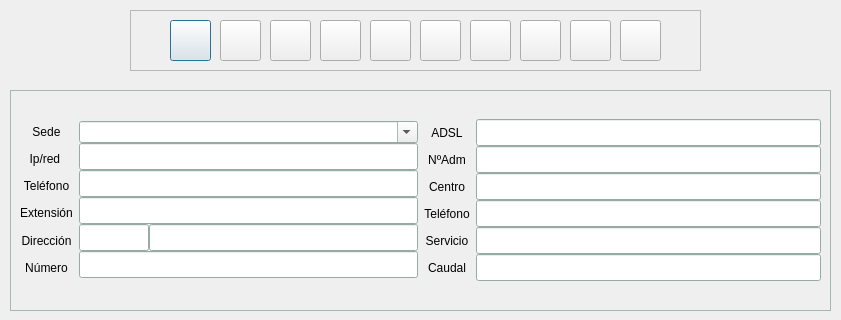
Qt form soporte/soporte.ui (grxdipgra/GrxMenu) before a commit; both pictures show x 0 to 841 and y 0 to 320 of the 841 by 804 pixel window.
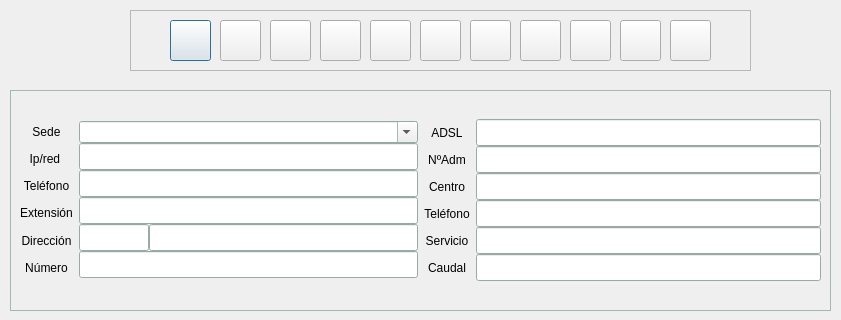
The same form after that commit. Icons and pictures are not drawn.

Commit message: añadido linphone

Diff of the .ui file:
```diff
--- a/soporte/soporte.ui
+++ b/soporte/soporte.ui
@@ -410,25 +410,12 @@
     </item>
    </layout>
   </widget>
-  <widget class="QLabel" name="Estado">
-   <property name="geometry">
-    <rect>
-     <x>740</x>
-     <y>20</y>
-     <width>41</width>
-     <height>41</height>
-    </rect>
-   </property>
-   <property name="text">
-    <string/>
-   </property>
-  </widget>
   <widget class="QFrame" name="frame_2">
    <property name="geometry">
     <rect>
      <x>130</x>
      <y>10</y>
-     <width>571</width>
+     <width>621</width>
      <height>61</height>
     </rect>
    </property>
@@ -731,6 +718,35 @@
      </size>
     </property>
    </widget>
+   <widget class="QPushButton" name="pB_linphone">
+    <property name="geometry">
+     <rect>
+      <x>540</x>
+      <y>10</y>
+      <width>41</width>
+      <height>41</height>
+     </rect>
+    </property>
+    <property name="toolTip">
+     <string>&lt;html&gt;&lt;head/&gt;&lt;body&gt;&lt;p&gt;Realiza llamada al teléfono del centro&lt;/p&gt;&lt;/body&gt;&lt;/html&gt;</string>
+    </property>
+    <property name="toolTipDuration">
+     <number>-1</number>
+    </property>
+    <property name="text">
+     <string/>
+    </property>
+    <property name="icon">
+     <iconset resource="../iconos.qrc">
+      <normaloff>:/imagenes/iconos/soporte/linphone.png</normaloff>:/imagenes/iconos/soporte/linphone.png</iconset>
+    </property>
+    <property name="iconSize">
+     <size>
+      <width>30</width>
+      <height>30</height>
+     </size>
+    </property>
+   </widget>
   </widget>
   <widget class="QScrollArea" name="scrollArea">
    <property name="geometry">
@@ -954,6 +970,19 @@
     </item>
    </layout>
   </widget>
+  <widget class="QLabel" name="Estado">
+   <property name="geometry">
+    <rect>
+     <x>770</x>
+     <y>20</y>
+     <width>41</width>
+     <height>41</height>
+    </rect>
+   </property>
+   <property name="text">
+    <string/>
+   </property>
+  </widget>
  </widget>
  <resources>
   <include location="../iconos.qrc"/>
```
Left out of the diff: 4 changed lines with no effect on the pictures. The commit also changes 6 other files.
